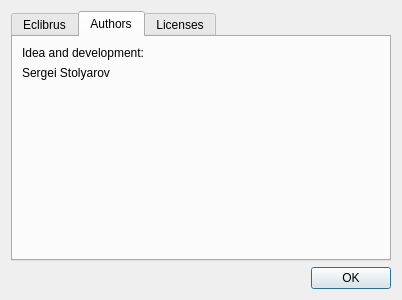
Before: the Qt Designer form src/aboutdialog.ui in sigsergv/eclibrus, drawn with Qt 5.
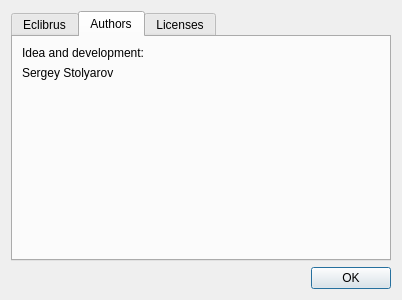
After: the same form once the commit is applied. The open tabs and pages were chosen to show the change.

Patch:
```diff
--- a/src/aboutdialog.ui
+++ b/src/aboutdialog.ui
@@ -89,7 +89,7 @@
        <item>
         <widget class="QLabel" name="label_5">
          <property name="text">
-          <string>Sergei Stolyarov &lt;sergei@regolit.com&gt;</string>
+          <string>Sergey Stolyarov &lt;sergei@regolit.com&gt;</string>
          </property>
          <property name="wordWrap">
           <bool>true</bool>
```
